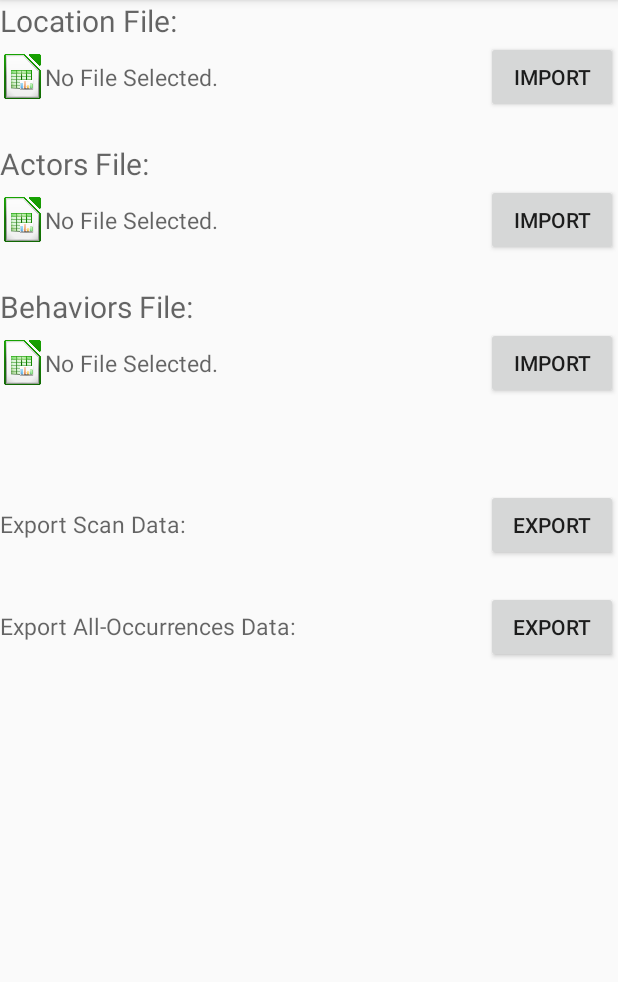
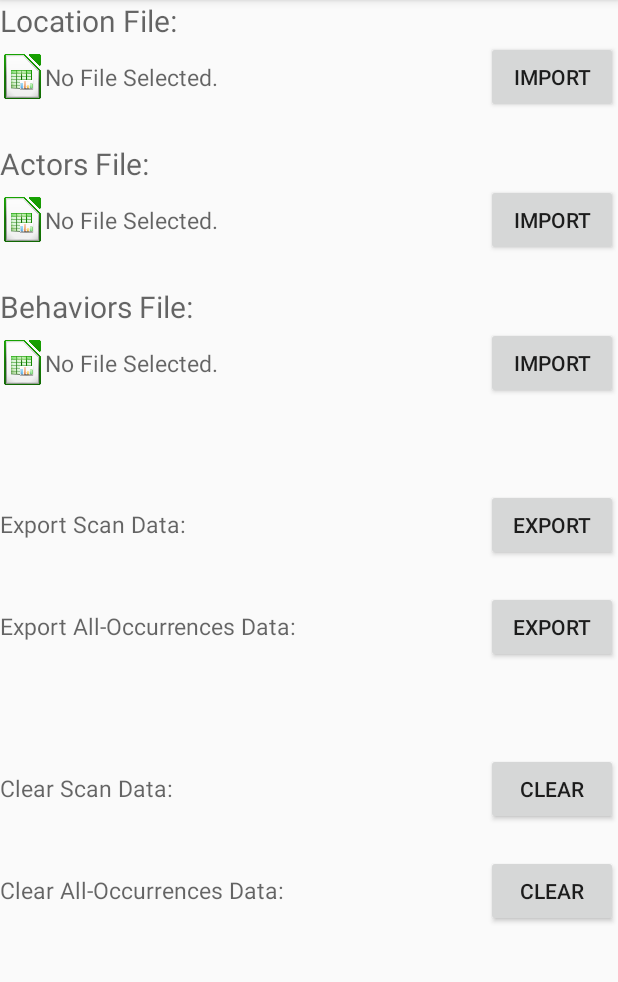
Before and after one commit to midfords/SquirrelObserver, an Android app: the fragment ImportExportFragment placed in its activity, after a tap on "IMPORT", on a phone screen of 412 x 824 dp, the part 84-1066 px from its top. Run offline under Robolectric (Android 15) with nearby library versions, the phone set to English and light mode, and no system bars; 2 statements that could not run were skipped.

Commit message:
Added labels and buttons for Clear action.

```diff
--- a/app/src/main/java/com/project/squirrelobserver/squirrelObserver/MainActivity.java
+++ b/app/src/main/java/com/project/squirrelobserver/squirrelObserver/MainActivity.java
@@ -229,6 +229,14 @@ public class MainActivity extends ActionBarActivity
 
     }
 
+    public void onScanClearButtonClicked(View view) {
+
+    }
+
+    public void onAOClearButtonClicked(View view) {
+
+    }
+
     public void onScanIntervalFieldClicked (final View view) {
 
         View intervalPickerView = View.inflate(view.getContext(), R.layout.dialog_interval_picker, null);
--- a/app/src/main/res/layout/fragment_importexport.xml
+++ b/app/src/main/res/layout/fragment_importexport.xml
@@ -194,7 +194,6 @@
                             android:layout_height="wrap_content"
                             android:textAppearance="?android:attr/textAppearanceMedium"
                             android:text="@string/import_export_scan_label"
-                            android:id="@+id/scanFileLabel"
                             android:textSize="15dp" />
 
                         <!-- Hacky shit to right align button -->
@@ -223,7 +222,6 @@
                             android:layout_height="wrap_content"
                             android:textAppearance="?android:attr/textAppearanceMedium"
                             android:text="@string/import_export_all_occurrences_label"
-                            android:id="@+id/aoFileLabel"
                             android:textSize="15dp" />
 
                         <!-- Hacky shit to right align button -->
@@ -243,6 +241,70 @@
 
                 </LinearLayout>
 
+                <LinearLayout
+                    android:orientation="vertical"
+                    android:layout_width="match_parent"
+                    android:layout_height="wrap_content"
+                    android:paddingTop="40dp">
+
+                    <LinearLayout
+                        android:orientation="horizontal"
+                        android:layout_width="match_parent"
+                        android:layout_height="wrap_content"
+                        android:paddingBottom="20dp">
+
+                        <TextView
+                            android:layout_width="wrap_content"
+                            android:layout_height="wrap_content"
+                            android:textAppearance="?android:attr/textAppearanceMedium"
+                            android:text="@string/import_export_scan_clear_label"
+                            android:textSize="15dp" />
+
+                        <!-- Hacky shit to right align button -->
+                        <View
+                            android:layout_width="0dp"
+                            android:layout_height="0dp"
+                            android:layout_weight="1"/>
+
+                        <Button
+                            android:layout_width="wrap_content"
+                            android:layout_height="wrap_content"
+                            android:text="@string/import_export_clear_button"
+                            android:id="@+id/scanClearButton"
+                            android:onClick="onScanClearButtonClicked"/>
+
+                    </LinearLayout>
+
+                    <LinearLayout
+                        android:orientation="horizontal"
+                        android:layout_width="match_parent"
+                        android:layout_height="wrap_content"
+                        android:paddingBottom="20dp">
+
+                        <TextView
+                            android:layout_width="wrap_content"
+                            android:layout_height="wrap_content"
+                            android:textAppearance="?android:attr/textAppearanceMedium"
+                            android:text="@string/import_export_all_occurrences_clear_label"
+                            android:textSize="15dp" />
+
+                        <!-- Hacky shit to right align button -->
+                        <View
+                            android:layout_width="0dp"
+                            android:layout_height="0dp"
+                            android:layout_weight="1"/>
+
+                        <Button
+                            android:layout_width="wrap_content"
+                            android:layout_height="wrap_content"
+                            android:text="@string/import_export_clear_button"
+                            android:id="@+id/aoClearButton"
+                            android:onClick="onAOClearButtonClicked"/>
+
+                    </LinearLayout>
+
+                </LinearLayout>
+
             </LinearLayout>
 
         </ScrollView>
--- a/app/src/main/res/values/strings.xml
+++ b/app/src/main/res/values/strings.xml
@@ -45,9 +45,12 @@
     <string name="import_export_behaviors_label">Behaviors File:</string>
     <string name="import_export_scan_label">Export Scan Data:</string>
     <string name="import_export_all_occurrences_label">Export All-Occurrences Data:</string>
+    <string name="import_export_scan_clear_label">Clear Scan Data:</string>
+    <string name="import_export_all_occurrences_clear_label">Clear All-Occurrences Data:</string>
     <string name="import_export_no_file_label">No File Selected.</string>
     <string name="import_export_import_button">Import</string>
     <string name="import_export_export_button">Export</string>
+    <string name="import_export_clear_button">Clear</string>
 
     <string name="setup_start_button">Start</string>
     <string name="setup_location_label">Location:</string>
```
